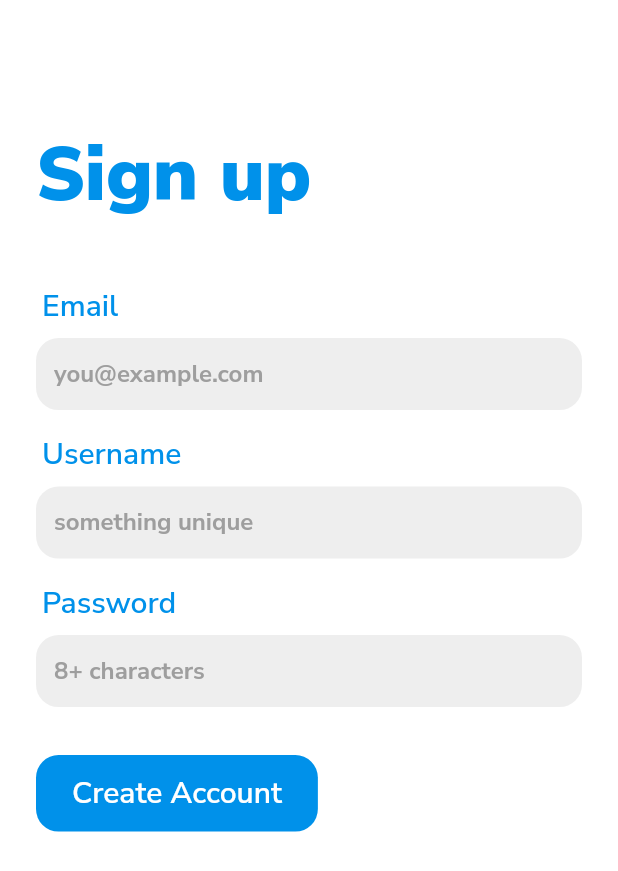
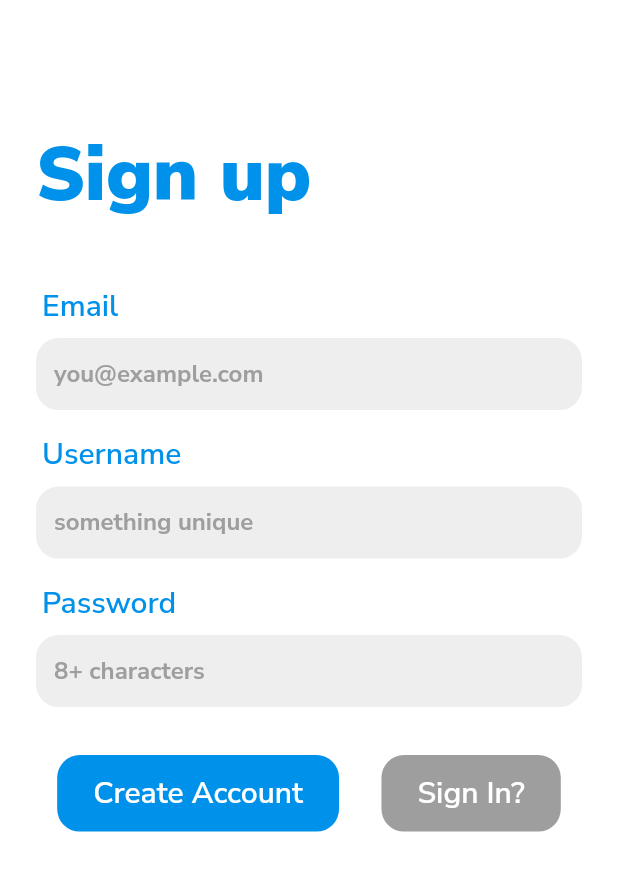
Before and after one commit to ankanSikdar/flutter-wuphf-chat, a Flutter app: the screen it shows after launch, on a phone screen of 412 x 824 dp. Shown: the top 871 px of the screen. Run offline on Flutter 3.47's test engine with Material 2 defaults, Android fonts, the phone set to English and light mode, and no system bars; our stand-ins replace google_fonts.

Commit message:
Added login design

```diff
--- a/lib/screens/signup/signup_screen.dart
+++ b/lib/screens/signup/signup_screen.dart
@@ -1,9 +1,12 @@
 import 'package:flutter/material.dart';
-import 'package:google_fonts/google_fonts.dart';
 import 'package:wuphf_chat/screens/signup/widgets/inkwell_button.dart';
-
 import 'package:wuphf_chat/screens/signup/widgets/input_text_field.dart';
 import 'package:wuphf_chat/screens/signup/widgets/input_title.dart';
+
+enum UserAction {
+  signUp,
+  login,
+}
 
 class SignUpScreen extends StatefulWidget {
   static const String routeName = 'signup-screen';
@@ -15,6 +18,7 @@ class SignUpScreen extends StatefulWidget {
 }
 
 class _SignUpScreenState extends State<SignUpScreen> {
+  UserAction _userAction = UserAction.signUp;
   final _formKey = GlobalKey<FormState>();
 
   @override
@@ -28,7 +32,7 @@ class _SignUpScreenState extends State<SignUpScreen> {
               margin: EdgeInsets.fromLTRB(
                   24.0, MediaQuery.of(context).size.height * 0.1, 0.0, 32.0),
               child: Text(
-                'Sign up',
+                _userAction == UserAction.signUp ? 'Sign up' : 'Sign In',
                 style: Theme.of(context).textTheme.headline3.apply(
                       color: Theme.of(context).primaryColor,
                     ),
@@ -42,16 +46,46 @@ class _SignUpScreenState extends State<SignUpScreen> {
                   children: [
                     EmailWidget(),
                     SizedBox(height: 16.0),
-                    UsernameWidget(),
+                    if (_userAction == UserAction.signUp) UsernameWidget(),
+                    if (_userAction == UserAction.signUp)
                       SizedBox(height: 16.0),
                     PasswordWidget(),
                     SizedBox(height: 32.0),
                     Row(
+                      mainAxisAlignment: MainAxisAlignment.spaceAround,
                       children: [
-                        InkWellButton(
+                        _userAction == UserAction.signUp
+                            ? InkWellButton(
                                 onTap: () {},
                                 buttonColor: Theme.of(context).primaryColor,
                                 title: 'Create Account',
+                                titleColor: Colors.white,
+                              )
+                            : InkWellButton(
+                                onTap: () {},
+                                buttonColor: Theme.of(context).primaryColor,
+                                title: 'Sign In',
+                                titleColor: Colors.white,
+                              ),
+                        _userAction == UserAction.signUp
+                            ? InkWellButton(
+                                onTap: () {
+                                  setState(() {
+                                    _userAction = UserAction.login;
+                                  });
+                                },
+                                buttonColor: Colors.grey,
+                                title: 'Sign In?',
+                                titleColor: Colors.white,
+                              )
+                            : InkWellButton(
+                                onTap: () {
+                                  setState(() {
+                                    _userAction = UserAction.signUp;
+                                  });
+                                },
+                                buttonColor: Colors.grey,
+                                title: 'Sign Up?',
                                 titleColor: Colors.white,
                               ),
                       ],
```
Lines whose indentation alone changed are shown as unchanged.
